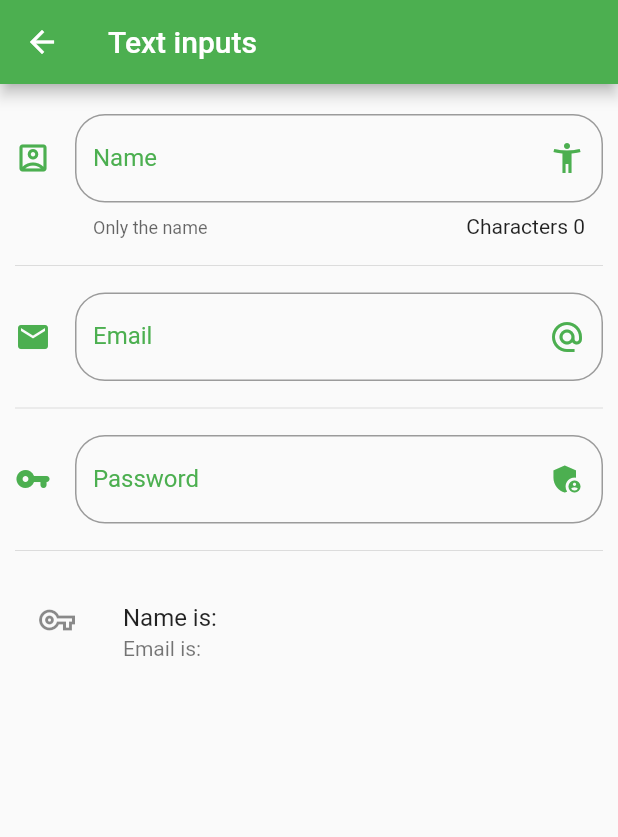
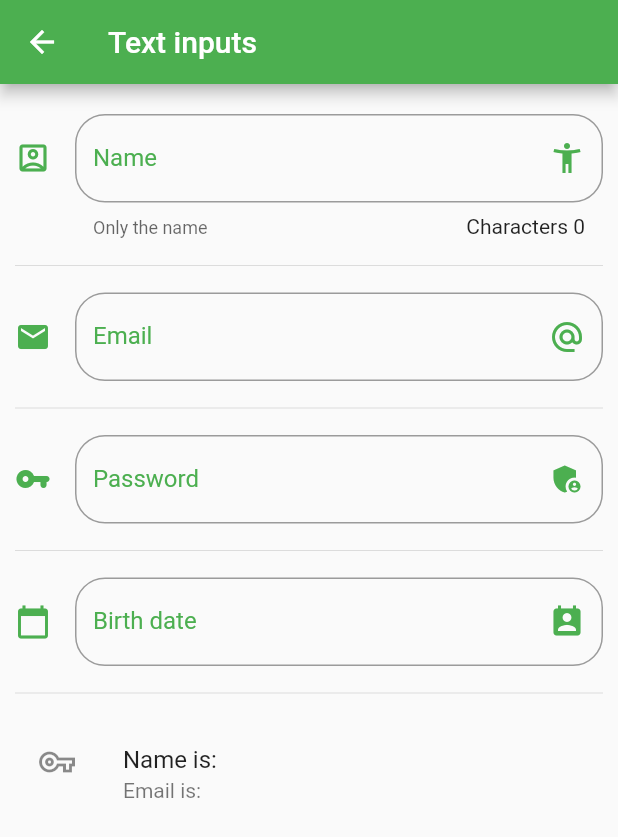
Before and after one commit to Jhonsebas77/udemy-flutter-components, a Flutter app: the InputsPage screen opened by its route, on a phone screen of 412 x 824 dp. Shown: the top 837 px of the screen. Run offline on Flutter 3.47's test engine with Material 2 defaults, Android fonts, the phone set to English and light mode, and no system bars.

Commit message:
Add DatePicker input

```diff
--- a/lib/src/pages/inputs_page/inputs_page.dart
+++ b/lib/src/pages/inputs_page/inputs_page.dart
@@ -14,6 +14,9 @@ class _InputsPageState extends State<InputsPage> {
   String _name;
   String _email;
   String _password = '';
+  String _date = '';
+
+  TextEditingController _inputFieldDateController = new TextEditingController();
 
   @override
   Widget build(BuildContext context) {
@@ -35,6 +38,8 @@ class _InputsPageState extends State<InputsPage> {
           _buildEmailInput(),
           _buildDivider(),
           _buildPasswordInput(),
+          _buildDivider(),
+          _buildDatePicker(),
           _buildDivider(),
           _buildPerson(),
         ],
@@ -90,7 +95,7 @@ class _InputsPageState extends State<InputsPage> {
         },
       );
 
-  _buildPasswordInput() => PasswordInput(
+  Widget _buildPasswordInput() => PasswordInput(
         password: _password,
         onChangeText: (value) {
           setState(
@@ -98,4 +103,53 @@ class _InputsPageState extends State<InputsPage> {
           );
         },
       );
+
+  Widget _buildDatePicker() {
+    return TextField(
+      onTap: () {
+        FocusScope.of(context).requestFocus(new FocusNode());
+        _selectDate(context);
+      },
+      controller: _inputFieldDateController,
+      enableInteractiveSelection: false,
+      decoration: InputDecoration(
+        labelStyle: TextStyle(
+          color: Colors.green,
+        ),
+        focusColor: Colors.green,
+        hoverColor: Colors.green,
+        hintText: 'Birth date',
+        labelText: 'Birth date',
+        suffixIcon: Icon(
+          Icons.perm_contact_calendar,
+          color: Colors.green,
+        ),
+        icon: Icon(
+          Icons.calendar_today,
+          color: Colors.green,
+        ),
+        border: OutlineInputBorder(
+          borderRadius: BorderRadius.circular(
+            20,
+          ),
+        ),
+      ),
+    );
+  }
+
+  void _selectDate(BuildContext context) async {
+    DateTime picked = await showDatePicker(
+      context: context,
+      initialDate: new DateTime.now(),
+      firstDate: new DateTime(2019),
+      lastDate: new DateTime(2025),
+    );
+
+    if (picked != null) {
+      setState(() {
+        _date = picked.toIso8601String();
+        _inputFieldDateController.text = _date;
+      });
+    }
+  }
 }
```
Also changed, not shown: 1 other file.
